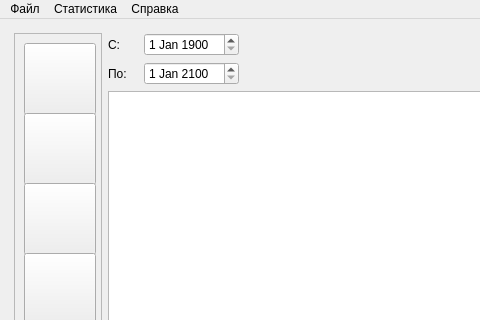
Sova777/analyzeresults, file QFootballStat/MainWindow.ui: the form before one commit; both pictures show x 0 to 480 and y 0 to 320 of the 800 by 655 pixel window.
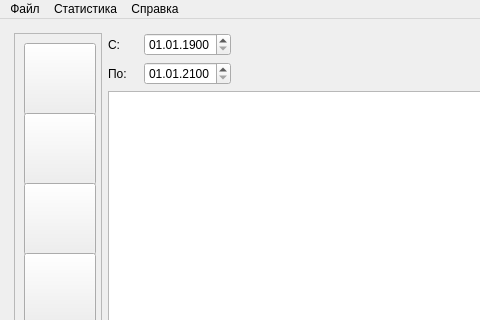
The form after the commit. Icons and pictures are not drawn.

```diff
--- a/QFootballStat/MainWindow.ui
+++ b/QFootballStat/MainWindow.ui
@@ -530,6 +530,9 @@
           <day>1</day>
          </date>
         </property>
+        <property name="displayFormat">
+         <string>dd.MM.yyyy</string>
+        </property>
        </widget>
       </item>
       <item row="2" column="3">
@@ -541,6 +544,9 @@
           <day>1</day>
          </date>
         </property>
+        <property name="displayFormat">
+         <string>dd.MM.yyyy</string>
+        </property>
        </widget>
       </item>
       <item row="1" column="2">
```
Left out of the diff: 4 changed lines with no effect on the pictures.
